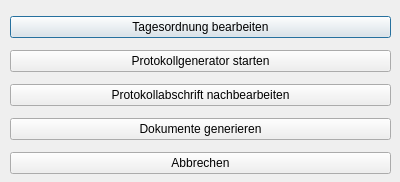
First picture: the form in agendaoptionsdialog.ui, repository ealkenbrecher/ETVManager, before the edit.
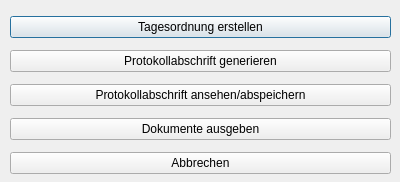
Second picture: the form after the edit.

What changed in the file:
```diff
--- a/agendaoptionsdialog.ui
+++ b/agendaoptionsdialog.ui
@@ -26,28 +26,28 @@
     <item>
      <widget class="QPushButton" name="editAgenda">
       <property name="text">
-       <string>Tagesordnung bearbeiten</string>
+       <string>Tagesordnung erstellen</string>
       </property>
      </widget>
     </item>
     <item>
      <widget class="QPushButton" name="generateProtocol">
       <property name="text">
-       <string>Protokollgenerator starten</string>
+       <string>Protokollabschrift generieren</string>
       </property>
      </widget>
     </item>
     <item>
      <widget class="QPushButton" name="editProtocolTranscript">
       <property name="text">
-       <string>Protokollabschrift nachbearbeiten</string>
+       <string>Protokollabschrift ansehen/abspeichern</string>
       </property>
      </widget>
     </item>
     <item>
      <widget class="QPushButton" name="generateDocuments">
       <property name="text">
-       <string>Dokumente generieren</string>
+       <string>Dokumente ausgeben</string>
       </property>
      </widget>
     </item>
```
Left out of the diff: 2 changed lines with no effect on the pictures.
